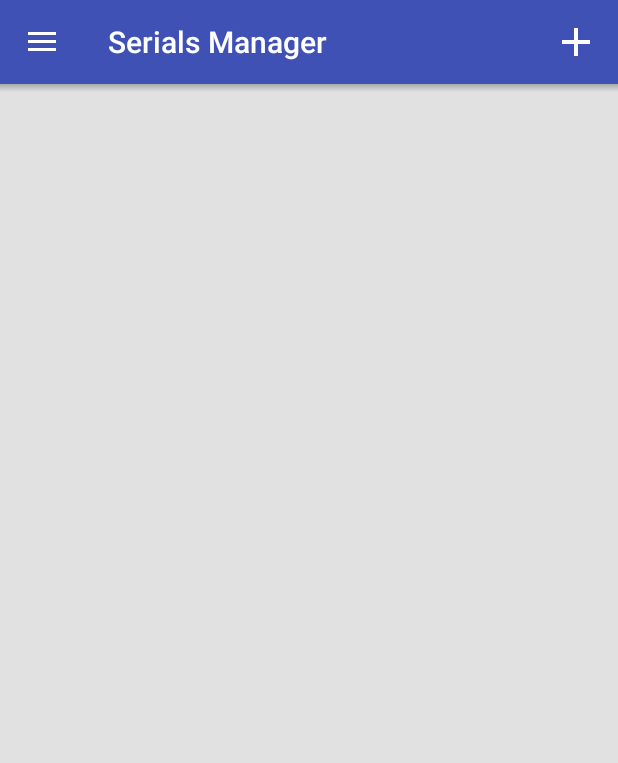
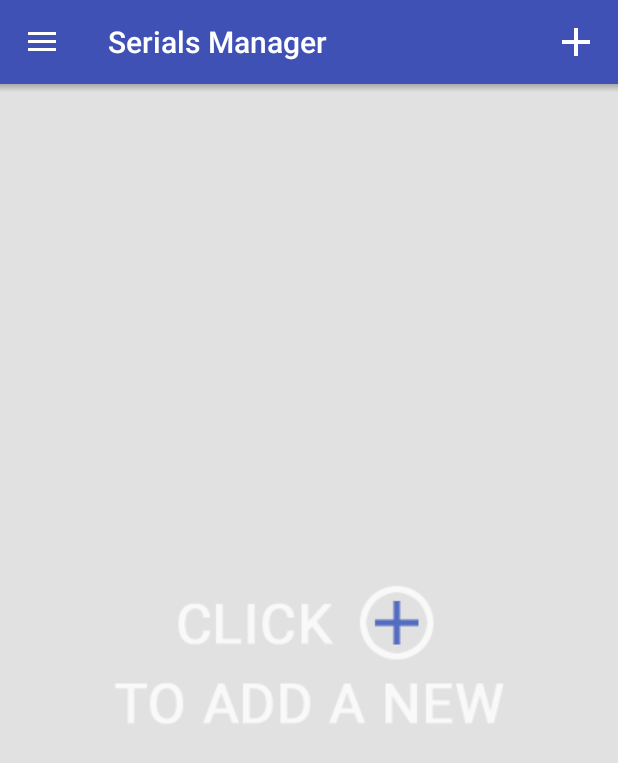
Before and after one commit to WiskiWiski/SerialsManager, an Android app: the screen it shows after launch (MainActivity), on a phone screen of 412 x 824 dp. Shown: the top 763 px of the screen. Run offline under Robolectric (Android 15) with nearby library versions, the light colour scheme and no system bars; our stand-ins replace AdMob; 9 statements that could not run were skipped.

Commit message:
Add empty screen message

```diff
--- a/app/src/main/java/by/wiskiw/serialsmanager/main/fragments/MainFragment.java
+++ b/app/src/main/java/by/wiskiw/serialsmanager/main/fragments/MainFragment.java
@@ -8,9 +8,11 @@ import android.support.v7.widget.CardView;
 import android.support.v7.widget.DefaultItemAnimator;
 import android.support.v7.widget.LinearLayoutManager;
 import android.support.v7.widget.RecyclerView;
+import android.util.Log;
 import android.view.LayoutInflater;
 import android.view.View;
 import android.view.ViewGroup;
+import android.widget.FrameLayout;
 
 import com.google.android.gms.ads.AdRequest;
 import com.google.android.gms.ads.AdSize;
@@ -18,6 +20,7 @@ import com.google.android.gms.ads.NativeExpressAdView;
 
 import java.util.List;
 
+import by.wiskiw.serialsmanager.App;
 import by.wiskiw.serialsmanager.notifications.Notificator;
 import by.wiskiw.serialsmanager.R;
 import by.wiskiw.serialsmanager.Utils;
@@ -37,6 +40,7 @@ public class MainFragment extends Fragment {
     private NativeExpressAdView adView;
     private SerialListAdapter serialListAdapter;
 
+    private FrameLayout emptyDataContainer;
     private RecyclerView recyclerView;
 
 
@@ -50,6 +54,14 @@ public class MainFragment extends Fragment {
         Context context = getContext();
 
         recyclerView = (RecyclerView) rootView.findViewById(R.id.recycler_view);
+        emptyDataContainer = (FrameLayout) rootView.findViewById(R.id.empty_data_container);
+        emptyDataContainer.setOnClickListener(new View.OnClickListener() {
+            @Override
+            public void onClick(View view) {
+                addNewSerial();
+            }
+        });
+
         LinearLayoutManager linearLayoutManager = new LinearLayoutManager(context);
         recyclerView.setLayoutManager(linearLayoutManager);
         recyclerView.setItemAnimator(new DefaultItemAnimator());
@@ -60,11 +72,23 @@ public class MainFragment extends Fragment {
 
     private void fillRecyclerView(final Context context) {
         List<Serial> serialList = JsonDatabase.getSerials(context);
-        if (serialList.size() == 0 && Utils.firstStart) {
-            // If serial list is empty
+        serialListAdapter = new SerialListAdapter(context);
+        serialListAdapter.setOnSizeChangedListener(new SerialListAdapter.OnSizeChangedListener() {
+            @Override
+            public void onSizeChanged(int recyclerViewSize) {
+                if (recyclerViewSize > 0){
+                    emptyDataContainer.setVisibility(View.GONE);
+                    emptyDataContainer.setClickable(false);
+                } else  {
+                    if (App.isFirstStart()) {
                         addNewSerial();
-        } else {
-            serialListAdapter = new SerialListAdapter(context, serialList);
+                    }
+                    emptyDataContainer.setVisibility(View.VISIBLE);
+                    emptyDataContainer.setClickable(true);
+                }
+            }
+        });
+        serialListAdapter.setSerialsList(serialList);
         serialListAdapter.setOnSerialLongClickListener(new SerialListAdapter.OnSerialLongClickListener() {
             @Override
             public void onLongClick(final int position, Serial serial) {
@@ -116,7 +140,6 @@ public class MainFragment extends Fragment {
             setUpAndLoadNativeExpressAds(context);
         }
     }
-    }
 
 
     public void addNewSerial() {
--- a/app/src/main/java/by/wiskiw/serialsmanager/main/fragments/recyclerview/SerialListAdapter.java
+++ b/app/src/main/java/by/wiskiw/serialsmanager/main/fragments/recyclerview/SerialListAdapter.java
@@ -2,9 +2,7 @@ package by.wiskiw.serialsmanager.main.fragments.recyclerview;
 
 import android.app.Activity;
 import android.content.Context;
-import android.support.v7.widget.LinearLayoutManager;
 import android.support.v7.widget.RecyclerView;
-import android.util.Log;
 import android.view.LayoutInflater;
 import android.view.View;
 import android.view.ViewGroup;
@@ -40,10 +38,15 @@ public class SerialListAdapter extends RecyclerView.Adapter<RecyclerView.ViewHol
 
     private OnSerialLongClickListener onSerialLongClickListener;
     private OnSerialClickListener onSerialClickListener;
+    private OnSizeChangedListener onSizeChangedListener;
 
-    public SerialListAdapter(Context context, List<Serial> serialsList) {
+    public SerialListAdapter(Context context) {
         this.context = context;
+    }
+
+    public void setSerialsList(List<Serial> serialsList) {
         this.serialsList = serialsList;
+        returnNewSize();
     }
 
     public void setAdView(NativeExpressAdView adView, int adRow) {
@@ -192,6 +195,7 @@ public class SerialListAdapter extends RecyclerView.Adapter<RecyclerView.ViewHol
         //notifyItemInserted(getPosWithAd(pos));
         notifyItemRangeInserted(getPosWithAd(pos), getItemCount() - n);
         scrollTo(getPosWithAd(pos));
+        returnNewSize();
     }
 
     public void updateSerialView(int pos, Serial serial) {
@@ -218,6 +222,7 @@ public class SerialListAdapter extends RecyclerView.Adapter<RecyclerView.ViewHol
         } else {
             notifyItemRangeRemoved(pos, 1);
         }
+        returnNewSize();
     }
 
     private int getAlphabeticalIndex(Serial serial) {
@@ -240,6 +245,12 @@ public class SerialListAdapter extends RecyclerView.Adapter<RecyclerView.ViewHol
         return index;
     }
 
+    private void returnNewSize(){
+        if (onSizeChangedListener != null){
+            onSizeChangedListener.onSizeChanged(getItemCount());
+        }
+    }
+
     public void setOnSerialLongClickListener(OnSerialLongClickListener onSerialLongClickListener) {
         this.onSerialLongClickListener = onSerialLongClickListener;
     }
@@ -256,4 +267,12 @@ public class SerialListAdapter extends RecyclerView.Adapter<RecyclerView.ViewHol
         void onClick(int position, Serial serial); // position - позиция в Recycler View (с учетом рекламы)
     }
 
+    public void setOnSizeChangedListener(OnSizeChangedListener onSizeChangedListener) {
+        this.onSizeChangedListener = onSizeChangedListener;
+    }
+
+    public interface OnSizeChangedListener {
+        void onSizeChanged(int recyclerViewSize);
+    }
+
 }
--- a/app/src/main/java/by/wiskiw/serialsmanager/managers/AdManager.java
+++ b/app/src/main/java/by/wiskiw/serialsmanager/managers/AdManager.java
@@ -36,7 +36,7 @@ public class AdManager {
     private static final int DEFAULT_AD_ROW_INDEX = 6;
     private static final int DEFAULT_SHOW_AD_EVERY_CLICK_NUMB = 8;
 
-    private static final String TEST_ID_NEXUS_5 = "8CB3A425BBC68D897028EBCE4C4BB2FB";
+    private static final String TEST_ID_NEXUS_5 = "57BEE3366E891C70D131E115EE2667B6";
     private static final String TEST_ID_GALAXY_NEXUS = "7923C98F4CEED9E71AC979DD1A212C74";
     private static final String TEST_ID_I9070 = "6096BCF16BFA2B9208A95443591F0569";
 
--- a/app/src/main/res/layout/fragment_main.xml
+++ b/app/src/main/res/layout/fragment_main.xml
@@ -1,19 +1,38 @@
 <FrameLayout
     xmlns:android="http://schemas.android.com/apk/res/android"
     xmlns:tools="http://schemas.android.com/tools"
+    android:id="@+id/root_container"
     android:layout_width="match_parent"
     android:layout_height="match_parent"
-    android:id="@+id/root_container"
     android:background="@color/mainBackground"
     tools:context=".main.fragments.MainFragment">
 
     <android.support.v7.widget.RecyclerView
-        android:descendantFocusability="blocksDescendants"
         android:id="@+id/recycler_view"
         android:layout_width="match_parent"
         android:layout_height="match_parent"
         android:clipToPadding="false"
+        android:descendantFocusability="blocksDescendants"
         android:divider="@android:color/transparent"
         android:paddingBottom="@dimen/card_vertical_margin"
-        android:paddingTop="@dimen/card_vertical_margin"/>
+        android:paddingTop="@dimen/card_vertical_margin"
+        tools:visibility="gone"
+        tools:listitem="@layout/serial_item"/>
+
+    <FrameLayout
+        android:id="@+id/empty_data_container"
+        android:layout_width="match_parent"
+        android:layout_height="match_parent"
+        android:alpha="0.8"
+        android:clickable="false"
+        android:visibility="gone"
+        tools:visibility="visible">
+
+        <ImageView
+            android:layout_width="wrap_content"
+            android:layout_height="wrap_content"
+            android:layout_gravity="center"
+            android:src="@drawable/not_one_item"/>
+
+    </FrameLayout>
 </FrameLayout>
```
Also changed, not shown: app/src/main/res/drawable-hdpi/ic_plus.png (deleted), app/src/main/res/drawable-mdpi/ic_plus.png (deleted), app/src/main/res/drawable-xhdpi/ic_plus.png (deleted), app/src/main/res/drawable-xxhdpi/ic_plus.png (deleted), app/src/main/res/drawable/not_one_item.png (added). Lines whose indentation alone changed are shown as unchanged.
